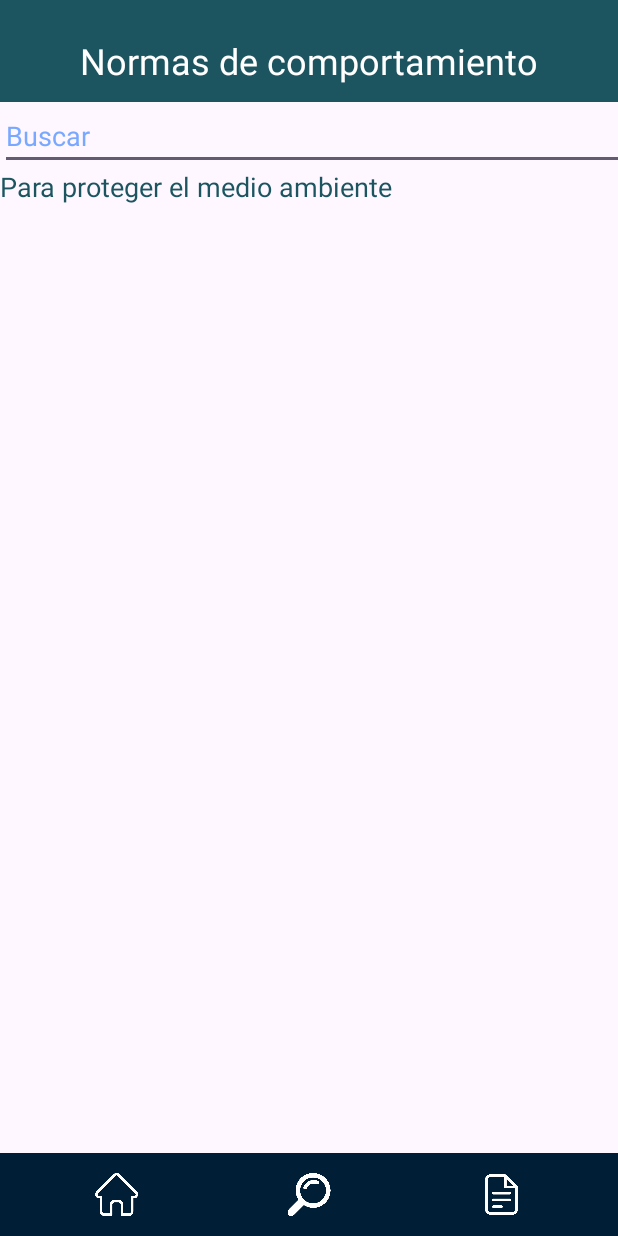
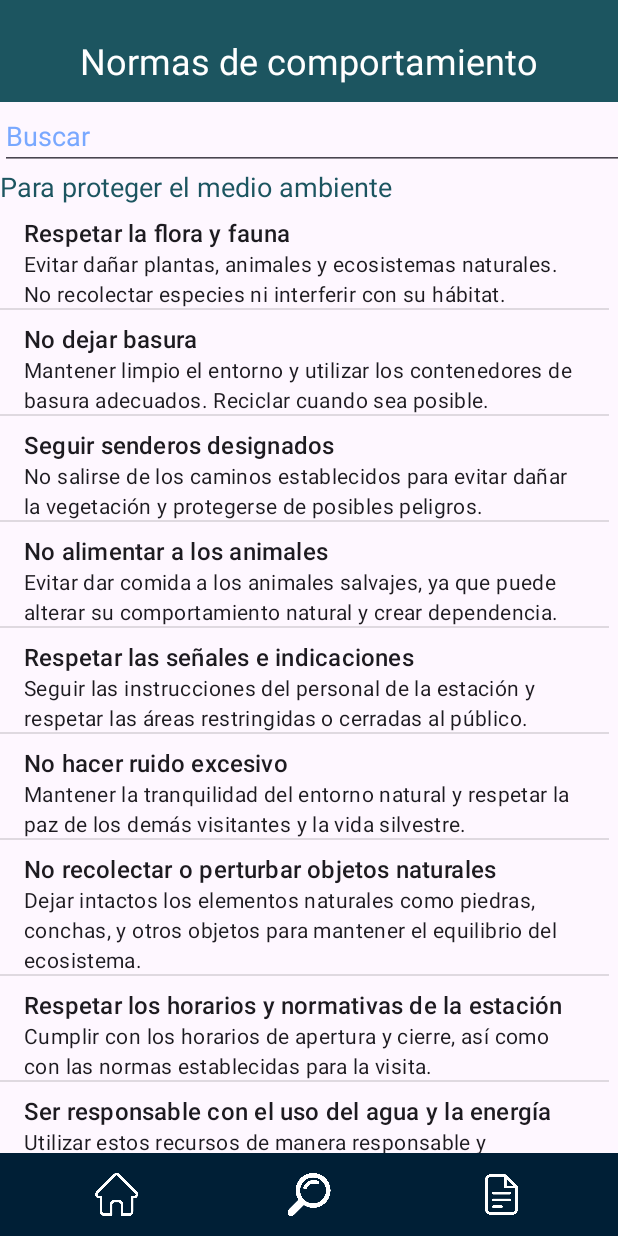
Before and after one commit to niko2307/Turistec, an Android app: the normas screen opened directly, with no data from a screen before it, on a phone screen of 412 x 824 dp. Run offline under Robolectric (Android 15) with nearby library versions, the phone set to English and light mode, and no system bars.

Commit message:
Normas agregadas

```diff
--- /dev/null
+++ b/app/src/main/java/com/example/turistecdos/NormaAdapter.kt
@@ -0,0 +1,66 @@
+package com.example.turistecdos
+
+import android.content.Context
+import android.view.LayoutInflater
+import android.view.View
+import android.view.ViewGroup
+import android.widget.ArrayAdapter
+import android.widget.Filterable
+import android.widget.TextView
+import java.util.Locale
+import android.widget.Filter
+
+
+class NormaAdapter(context: Context, normas: List<Norma>) :
+    ArrayAdapter<Norma>(context, 0, normas), Filterable {
+
+    private var normasList: List<Norma> = normas
+    private var normasListFiltered: List<Norma> = normas
+
+    override fun getCount(): Int {
+        return normasListFiltered.size
+    }
+
+    override fun getItem(position: Int): Norma? {
+        return normasListFiltered[position]
+    }
+
+    override fun getView(position: Int, convertView: View?, parent: ViewGroup): View {
+        var view = convertView
+        if (view == null) {
+            view = LayoutInflater.from(context).inflate(android.R.layout.simple_list_item_2, parent, false)
+        }
+
+        val norma = getItem(position)
+        val textViewTitulo = view?.findViewById<TextView>(android.R.id.text1)
+        val textViewDescripcion = view?.findViewById<TextView>(android.R.id.text2)
+
+        textViewTitulo?.text = norma?.titulo
+        textViewDescripcion?.text = norma?.descripcion
+
+        return view!!
+    }
+
+    override fun getFilter(): Filter {
+        return object : Filter() {
+            override fun performFiltering(constraint: CharSequence?): FilterResults {
+                val charString = constraint.toString().toLowerCase(Locale.getDefault())
+                normasListFiltered = if (charString.isEmpty()) {
+                    normasList
+                } else {
+                    val filteredList = normasList.filter { it.titulo.toLowerCase(Locale.getDefault()).contains(charString) }
+                    filteredList
+                }
+
+                val filterResults = FilterResults()
+                filterResults.values = normasListFiltered
+                return filterResults
+            }
+
+            override fun publishResults(constraint: CharSequence?, results: FilterResults?) {
+                normasListFiltered = results?.values as List<Norma>
+                notifyDataSetChanged() // Notificar al adaptador que los datos han cambiado
+            }
+        }
+    }
+}
--- a/app/src/main/java/com/example/turistecdos/normas.kt
+++ b/app/src/main/java/com/example/turistecdos/normas.kt
@@ -1,12 +1,23 @@
 package com.example.turistecdos
 
+import android.content.Intent
 import android.os.Bundle
+import android.text.Editable
+import android.text.TextWatcher
+import android.widget.EditText
+import android.widget.ImageButton
+import android.widget.ListView
+import android.widget.Toast
 import androidx.activity.enableEdgeToEdge
 import androidx.appcompat.app.AppCompatActivity
 import androidx.core.view.ViewCompat
 import androidx.core.view.WindowInsetsCompat
 
+data class Norma(val titulo: String, val descripcion: String)
 class normas : AppCompatActivity() {
+    private lateinit var menuHome: ImageButton
+    private lateinit var menuSearch: ImageButton
+    private lateinit var menuRules: ImageButton
     override fun onCreate(savedInstanceState: Bundle?) {
         super.onCreate(savedInstanceState)
         enableEdgeToEdge()
@@ -16,5 +27,54 @@ class normas : AppCompatActivity() {
             v.setPadding(systemBars.left, systemBars.top, systemBars.right, systemBars.bottom)
             insets
         }
+        val listaNormas = listOf(
+            Norma("Respetar la flora y fauna", "Evitar dañar plantas, animales y ecosistemas naturales. No recolectar especies ni interferir con su hábitat."),
+            Norma("No dejar basura", "Mantener limpio el entorno y utilizar los contenedores de basura adecuados. Reciclar cuando sea posible."),
+            Norma("Seguir senderos designados", "No salirse de los caminos establecidos para evitar dañar la vegetación y protegerse de posibles peligros."),
+            Norma("No alimentar a los animales", "Evitar dar comida a los animales salvajes, ya que puede alterar su comportamiento natural y crear dependencia."),
+            Norma("Respetar las señales e indicaciones", "Seguir las instrucciones del personal de la estación y respetar las áreas restringidas o cerradas al público."),
+            Norma("No hacer ruido excesivo", "Mantener la tranquilidad del entorno natural y respetar la paz de los demás visitantes y la vida silvestre."),
+            Norma("No recolectar o perturbar objetos naturales", "Dejar intactos los elementos naturales como piedras, conchas, y otros objetos para mantener el equilibrio del ecosistema."),
+            Norma("Respetar los horarios y normativas de la estación", "Cumplir con los horarios de apertura y cierre, así como con las normas establecidas para la visita."),
+            Norma("Ser responsable con el uso del agua y la energía", "Utilizar estos recursos de manera responsable y contribuir al cuidado del medio ambiente."),
+            Norma("Informarse y aprender", "Aprovechar la visita para conocer y aprender sobre la flora, fauna y características únicas de la estación biológica.")
+        )
+        var listView = findViewById<ListView>(R.id.normas)
+        val adapter = NormaAdapter(this, listaNormas)
+        listView.adapter = adapter
+
+        val editTextFilterNormas = findViewById<EditText>(R.id.BuscarNormas)
+        editTextFilterNormas.addTextChangedListener(object : TextWatcher {
+            override fun beforeTextChanged(s: CharSequence?, start: Int, count: Int, after: Int) {
+            }
+
+            override fun onTextChanged(s: CharSequence?, start: Int, before: Int, count: Int) {
+                // Filtrar los datos cuando el texto cambia
+                adapter.filter.filter(s)
+            }
+
+            override fun afterTextChanged(s: Editable?) {
+            }
+        })
+
+        setupButtonClickListeners()
+    }
+    private fun setupButtonClickListeners() {
+        menuHome = findViewById<ImageButton>(R.id.menu_home)
+        menuSearch = findViewById<ImageButton>(R.id.menu_search)
+        menuRules = findViewById<ImageButton>(R.id.menu_rules)
+
+        // Escuchador de clics para los botones del menú
+        menuHome.setOnClickListener {
+            val intent = Intent(this, Home::class.java)
+            startActivity(intent)
+        }
+        menuSearch.setOnClickListener {
+            val intent = Intent(this, Avistamiento::class.java)
+            startActivity(intent)
+        }
+        menuRules.setOnClickListener {
+            Toast.makeText(this, "Estas acá", Toast.LENGTH_SHORT).show()
+        }
     }
 }
--- a/app/src/main/res/layout/activity_normas.xml
+++ b/app/src/main/res/layout/activity_normas.xml
@@ -7,7 +7,7 @@
     android:layout_height="match_parent"
     tools:context=".normas">
     <TextView
-        android:id="@+id/marco"
+        android:id="@+id/marcoNormas"
         android:layout_width="435dp"
         android:layout_height="68dp"
         android:background="#1c5560"
@@ -17,7 +17,7 @@
         app:layout_constraintTop_toTopOf="parent" />
 
     <TextView
-        android:id="@+id/titulo1"
+        android:id="@+id/tituloNormas"
         android:layout_width="wrap_content"
         android:layout_height="wrap_content"
         android:layout_marginTop="24dp"
@@ -30,7 +30,7 @@
         app:layout_constraintTop_toTopOf="parent" />
 
     <TextView
-        android:id="@+id/introd"
+        android:id="@+id/introdNormas"
         android:layout_width="wrap_content"
         android:layout_height="wrap_content"
         android:layout_marginTop="112dp"
@@ -53,7 +53,7 @@
         app:layout_constraintTop_toTopOf="parent" />
 
     <EditText
-        android:id="@+id/Buscar"
+        android:id="@+id/BuscarNormas"
         android:layout_width="416dp"
         android:layout_height="45dp"
         android:layout_marginTop="68dp"
```
